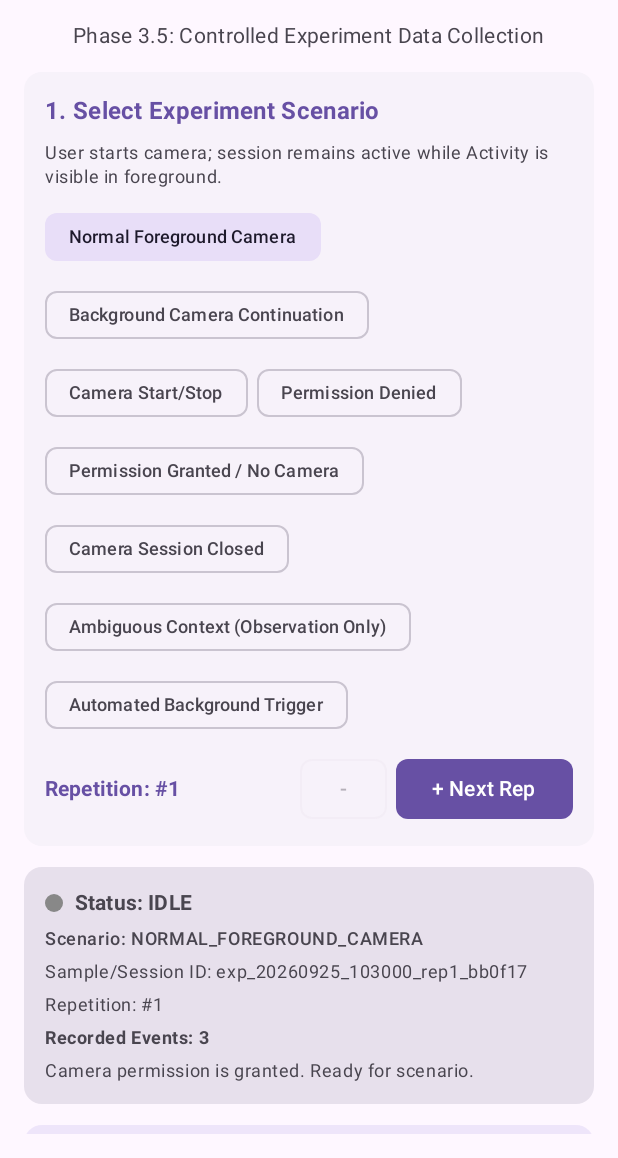
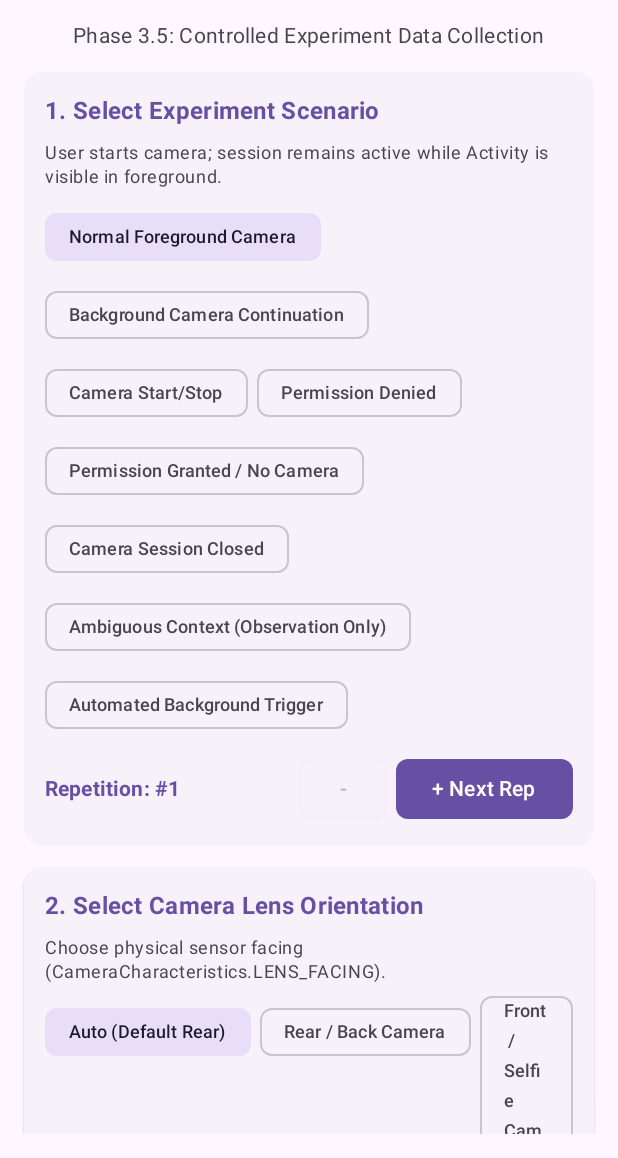
Before and after one commit to Sanjaycmd/CameraGuard, an Android app built with Jetpack Compose: the screen it shows after launch (MainActivity), on a phone screen of 412 x 824 dp, the part 78-1236 px from its top. Run offline under Robolectric (Android 15) with nearby library versions, the light colour scheme and no system bars.

Commit message:
Add Phase 4.6.2 targeted dataset expansion

```diff
--- a/camera-test-harness/src/main/java/org/cameratestharness/MainActivity.kt
+++ b/camera-test-harness/src/main/java/org/cameratestharness/MainActivity.kt
@@ -184,6 +184,7 @@ fun HarnessScreen() {
 
     var permissionDeniedEvaluated by remember { mutableStateOf(false) }
     var observationEvaluated by remember { mutableStateOf(false) }
+    var selectedLensOption by remember { mutableStateOf(CameraLensOption.AUTO_DEFAULT) }
 
     val permissionsToRequest = remember {
         if (Build.VERSION.SDK_INT >= Build.VERSION_CODES.TIRAMISU) {
@@ -366,6 +367,47 @@ fun HarnessScreen() {
                 }
             }
 
+            // Camera Lens Selection Card
+            ElevatedCard(
+                modifier = Modifier.fillMaxWidth(),
+                shape = RoundedCornerShape(12.dp)
+            ) {
+                Column(
+                    modifier = Modifier.padding(14.dp),
+                    verticalArrangement = Arrangement.spacedBy(8.dp)
+                ) {
+                    Text(
+                        text = "2. Select Camera Lens Orientation",
+                        style = MaterialTheme.typography.titleMedium,
+                        fontWeight = FontWeight.Bold,
+                        color = MaterialTheme.colorScheme.primary
+                    )
+                    Text(
+                        text = "Choose physical sensor facing (CameraCharacteristics.LENS_FACING).",
+                        style = MaterialTheme.typography.bodySmall,
+                        color = MaterialTheme.colorScheme.onSurfaceVariant
+                    )
+
+                    Row(
+                        modifier = Modifier.fillMaxWidth(),
+                        horizontalArrangement = Arrangement.spacedBy(6.dp)
+                    ) {
+                        CameraLensOption.entries.forEach { option ->
+                            FilterChip(
+                                selected = (selectedLensOption == option),
+                                onClick = {
+                                    if (!isServiceRunning && !isCameraActive) {
+                                        selectedLensOption = option
+                                    }
+                                },
+                                enabled = !isServiceRunning && !isCameraActive,
+                                label = { Text(option.displayName, fontSize = 12.sp) }
+                            )
+                        }
+                    }
+                }
+            }
+
             // Experiment Status Telemetry Card
             val statusColor = when {
                 isError -> MaterialTheme.colorScheme.errorContainer
@@ -409,6 +451,11 @@ fun HarnessScreen() {
                     }
                     Text(
                         text = "Scenario: ${currentScenario.id}",
+                        style = MaterialTheme.typography.bodySmall,
+                        fontWeight = FontWeight.SemiBold
+                    )
+                    Text(
+                        text = "Camera Facing: ${selectedLensOption.displayName}",
                         style = MaterialTheme.typography.bodySmall,
                         fontWeight = FontWeight.SemiBold
                     )
@@ -582,6 +629,7 @@ fun HarnessScreen() {
                                 val armIntent = Intent(context, CameraTestService::class.java).apply {
                                     action = CameraTestService.ACTION_ARM_AUTOMATED_TRIGGER
                                     putExtra(CameraTestService.EXTRA_TRIGGER_DELAY_MS, 5000L)
+                                    putExtra(CameraTestService.EXTRA_CAMERA_LENS_FACING, selectedLensOption.id)
                                 }
                                 ContextCompat.startForegroundService(context, armIntent)
                                 localStatusMessage = "Automated trigger armed (5s countdown). Press HOME now to test background activation!"
@@ -618,6 +666,7 @@ fun HarnessScreen() {
                         try {
                             val startIntent = Intent(context, CameraTestService::class.java).apply {
                                 action = CameraTestService.ACTION_START
+                                putExtra(CameraTestService.EXTRA_CAMERA_LENS_FACING, selectedLensOption.id)
                             }
                             ContextCompat.startForegroundService(context, startIntent)
                             localStatusMessage = "Starting camera acquisition..."
--- a/camera-test-harness/src/main/java/org/cameratestharness/experiment/ExperimentLogger.kt
+++ b/camera-test-harness/src/main/java/org/cameratestharness/experiment/ExperimentLogger.kt
@@ -30,6 +30,7 @@ object ExperimentLogger {
     private val lock = Any()
     private val recordsList = mutableListOf<ExperimentRecord>()
     private var storageFile: File? = null
+    private var appContext: Context? = null
 
     private val _records = MutableStateFlow<List<ExperimentRecord>>(emptyList())
     val records: StateFlow<List<ExperimentRecord>> = _records.asStateFlow()
@@ -51,6 +52,7 @@ object ExperimentLogger {
 
     fun init(context: Context) {
         synchronized(lock) {
+            appContext = context.applicationContext
             if (storageFile != null) return
             try {
                 val dir = File(context.filesDir, "experiments").apply { mkdirs() }
@@ -272,6 +274,12 @@ object ExperimentLogger {
                     else -> "rep=${_repetition.value};$notes"
                 }
 
+                val resolvedScreenState = if (screenState != "UNKNOWN" && screenState.isNotBlank()) {
+                    screenState
+                } else {
+                    ScreenStateResolver.resolveScreenState(appContext)
+                }
+
                 val record = ExperimentRecord(
                     sampleId = sId,
                     timestamp = nowIso,
@@ -286,7 +294,7 @@ object ExperimentLogger {
                     appVisibility = appVisibility,
                     foregroundServiceActive = foregroundServiceActive,
                     foregroundServiceType = foregroundServiceType,
-                    screenState = screenState,
+                    screenState = resolvedScreenState,
                     sessionState = sessionState,
                     sessionDurationMs = durationMs,
                     recentUserInteraction = recentUserInteraction,
--- /dev/null
+++ b/camera-test-harness/src/main/java/org/cameratestharness/experiment/ScreenStateResolver.kt
@@ -0,0 +1,47 @@
+package org.cameratestharness.experiment
+
+import android.app.KeyguardManager
+import android.content.Context
+import android.os.PowerManager
+import android.util.Log
+
+/**
+ * Resolves actual physical display and lockguard state from Android system services.
+ * Strictly queries PowerManager and KeyguardManager without fabricating values.
+ */
+object ScreenStateResolver {
+
+    private const val TAG = "ScreenStateResolver"
+
+    const val STATE_SCREEN_ON_UNLOCKED = "ON_UNLOCKED"
+    const val STATE_SCREEN_ON_LOCKED = "ON_LOCKED"
+    const val STATE_SCREEN_OFF = "OFF"
+    const val STATE_UNKNOWN = "UNKNOWN"
+
+    /**
+     * Inspects physical device display and keyguard state via context.
+     * Returns "OFF", "ON_LOCKED", "ON_UNLOCKED", or "UNKNOWN" if services unavailable.
+     */
+    fun resolveScreenState(context: Context?): String {
+        if (context == null) return STATE_UNKNOWN
+
+        return try {
+            val powerManager = context.getSystemService(Context.POWER_SERVICE) as? PowerManager
+            val isInteractive = powerManager?.isInteractive ?: true
+            if (!isInteractive) {
+                return STATE_SCREEN_OFF
+            }
+
+            val keyguardManager = context.getSystemService(Context.KEYGUARD_SERVICE) as? KeyguardManager
+            val isLocked = keyguardManager?.isDeviceLocked ?: false
+            if (isLocked) {
+                STATE_SCREEN_ON_LOCKED
+            } else {
+                STATE_SCREEN_ON_UNLOCKED
+            }
+        } catch (e: Exception) {
+            Log.w(TAG, "Failed to resolve physical screen state", e)
+            STATE_UNKNOWN
+        }
+    }
+}
```
Also changed, not shown: camera-test-harness/src/main/java/org/cameratestharness/CameraSelector.kt (added, +158 -0 lines), camera-test-harness/src/main/java/org/cameratestharness/CameraTestService.kt (+25 -34 lines), camera-test-harness/src/main/java/org/cameratestharness/experiment/FeatureExtractor.kt (+5 -3 lines), 2 other files.
